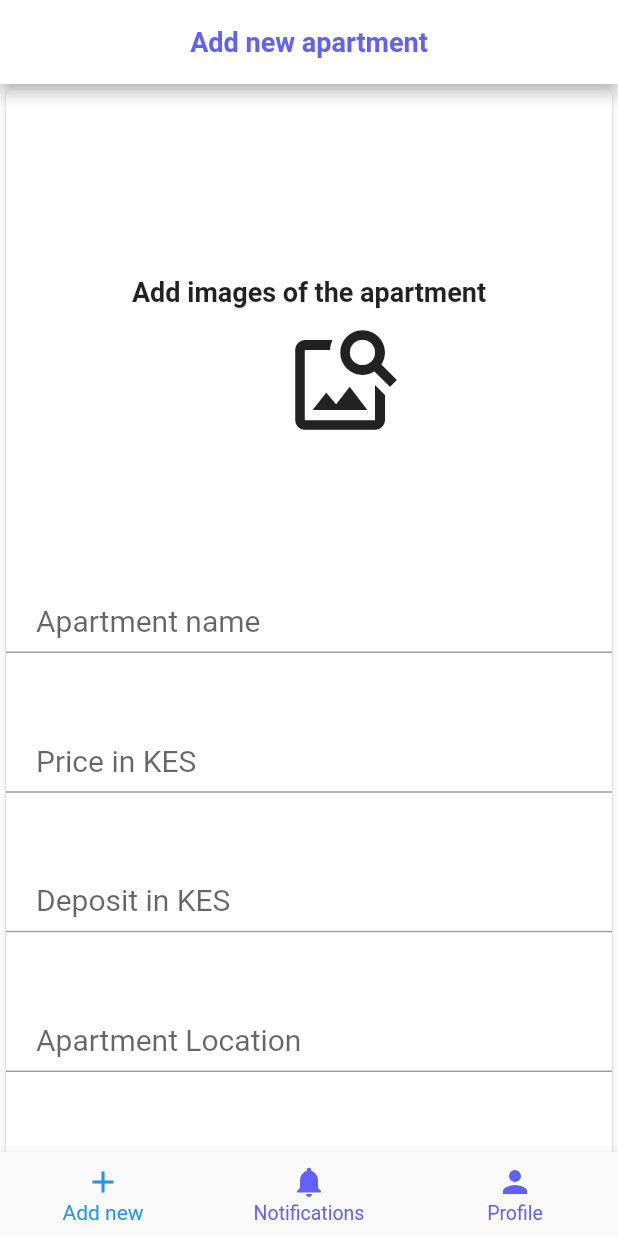
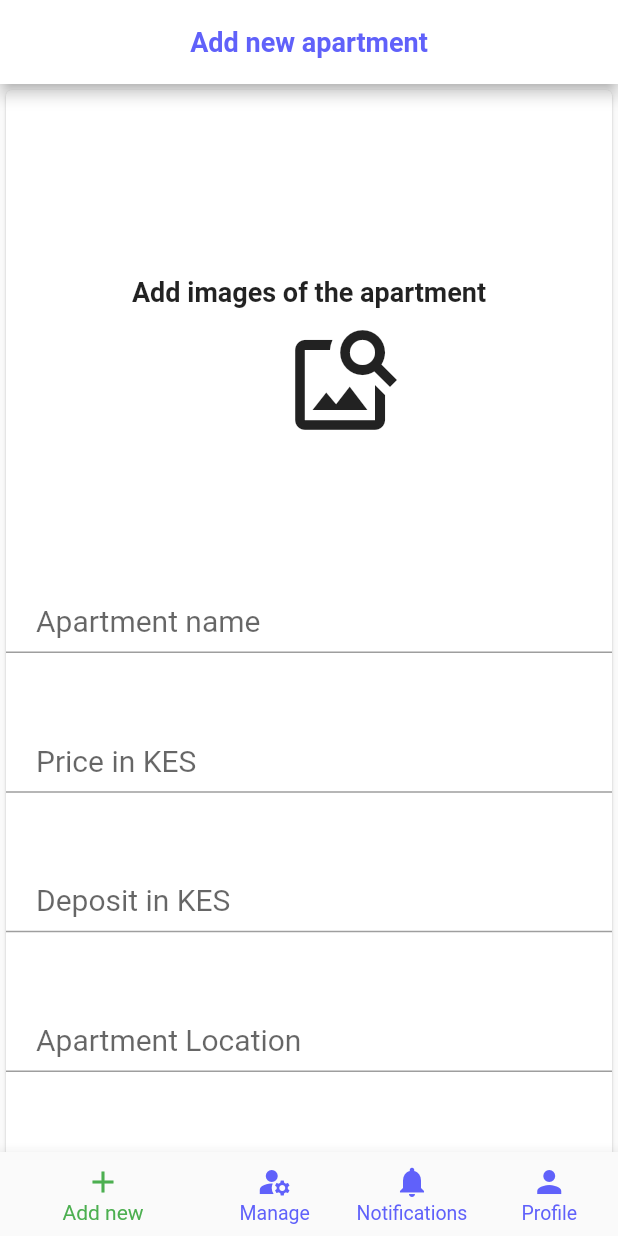
Before and after one commit to RonnyK36/finder, a Flutter app: the NavigationManager screen opened directly, on a phone screen of 412 x 824 dp. Run offline on Flutter 3.47's test engine with Material 2 defaults, Android fonts, the phone set to English and light mode, and no system bars; our stand-ins replace carousel_slider, cloud_firestore, firebase_auth, firebase_core, flutter_spinkit, flutter_svg and 2 more; accounts and stored records are empty; Roboto replaces fonts that are missing (Ubuntu).

Commit message:
Added manage apartments screen

```diff
--- a/lib/views/screens/auth_views/bottom_navigation.dart
+++ b/lib/views/screens/auth_views/bottom_navigation.dart
@@ -2,6 +2,7 @@ import 'package:cloud_firestore/cloud_firestore.dart';
 import 'package:finder/config/configurations.dart';
 import 'package:finder/controllers/auth_controllers.dart';
 import 'package:finder/views/screens/landlord_views/add_apartments.dart';
+import 'package:finder/views/screens/landlord_views/manage_apartments.dart';
 import 'package:finder/views/screens/landlord_views/notifications.dart';
 import 'package:finder/views/screens/shared_view/profile_page.dart';
 import 'package:finder/views/screens/tenant_views/apartments.dart';
@@ -31,6 +32,7 @@ class _NavigationManagerState extends State<NavigationManager> {
 
   final landlordScreens = [
     AddApartment(),
+    ManageApartments(),
     Notifications(),
     ProfilePage(),
   ];
@@ -60,6 +62,7 @@ class _NavigationManagerState extends State<NavigationManager> {
       ),
       bottomNavigationBar: BottomNavigationBar(
         iconSize: 24,
+        selectedItemColor: Colors.green,
         unselectedItemColor: kAccentColor,
         showUnselectedLabels: true,
         unselectedFontSize: 9,
@@ -77,12 +80,17 @@ class _NavigationManagerState extends State<NavigationManager> {
             label: 'Add new',
           ),
           BottomNavigationBarItem(
+            // backgroundColor: Colors.red,
+            icon: Icon(Icons.manage_accounts),
+            label: 'Manage',
+          ),
+          BottomNavigationBarItem(
             // backgroundColor: kAccentColor,
             icon: Icon(Icons.notifications),
             label: 'Notifications',
           ),
           BottomNavigationBarItem(
-            backgroundColor: kAccentColor,
+            // backgroundColor: kAccentColor,
             icon: Icon(Icons.person),
             label: 'Profile',
           ),
```
Also changed, not shown: lib/views/screens/landlord_views/manage_apartments.dart (added, +17 -0 lines).
